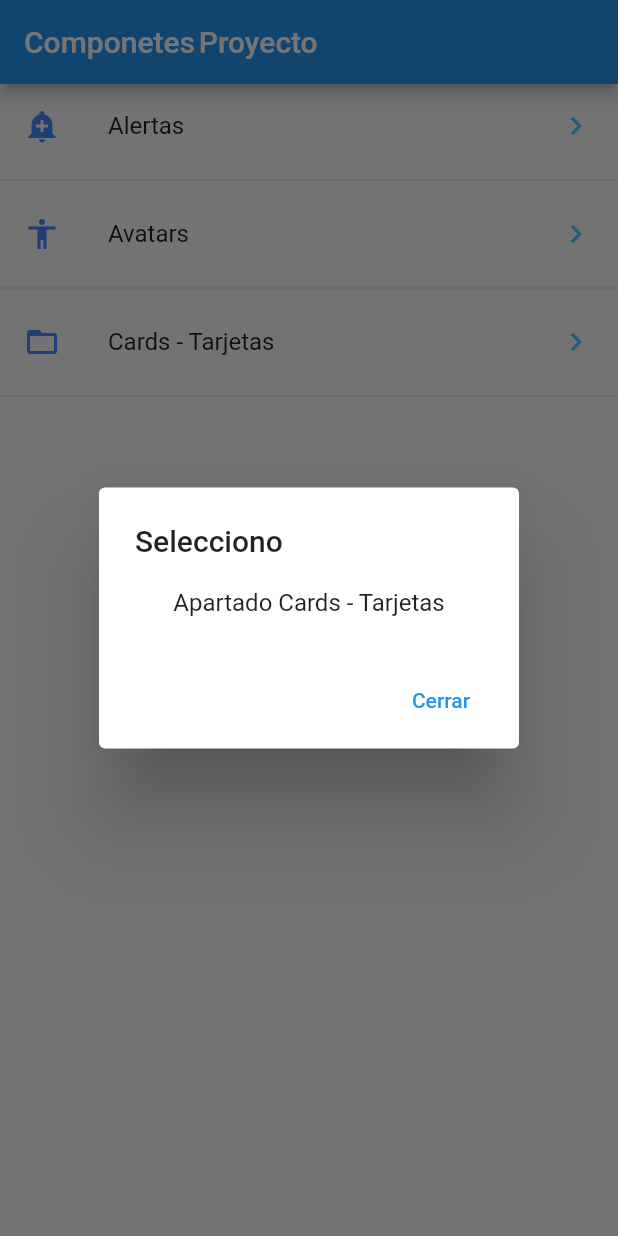
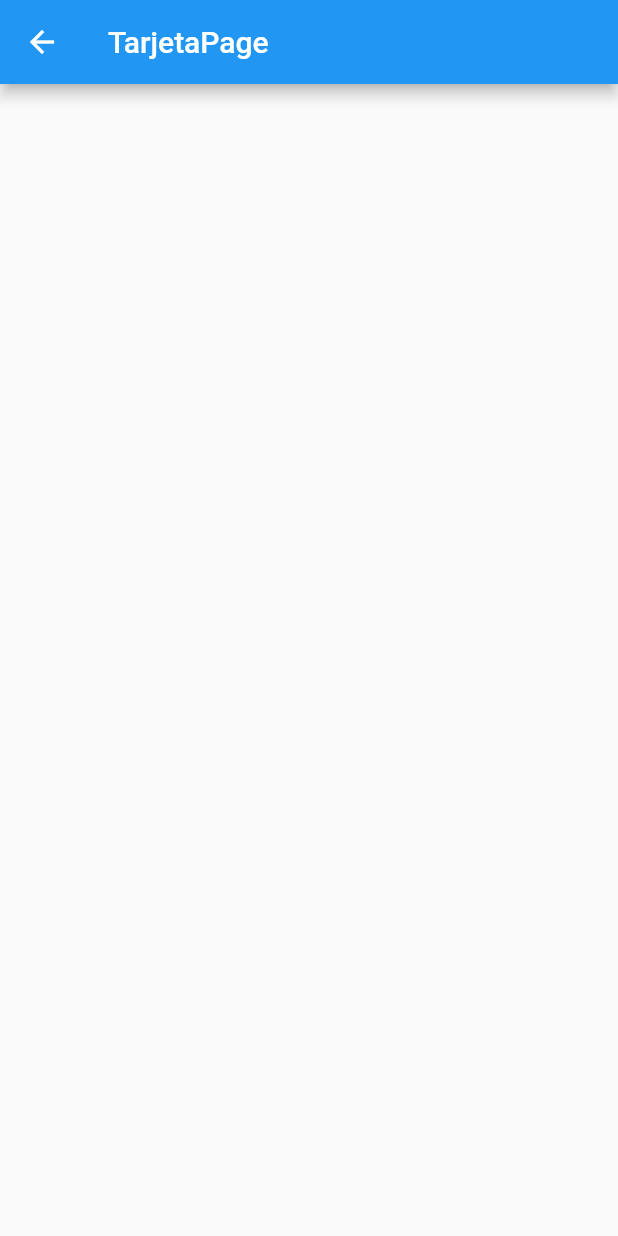
Before and after one commit to Edson654/Proyecto.json, a Flutter app: the screen it shows after launch, after a tap on "Cards - Tarjetas", on a phone screen of 412 x 824 dp. Run offline on Flutter 3.47's test engine with Material 2 defaults, Android fonts, the phone set to English and light mode, and no system bars.

Commit message:
Navigator en Flutter

```diff
--- a/flutter_application_1/lib/main.dart
+++ b/flutter_application_1/lib/main.dart
@@ -1,5 +1,8 @@
 import 'package:flutter/material.dart';
 import 'package:flutter_application_1/pages/home_page.dart';
+import 'package:flutter_application_1/pages/alert_page.dart';
+import 'package:flutter_application_1/pages/avatar_page.dart';
+import 'package:flutter_application_1/pages/tarjetas_page.dart';
 
 
 
@@ -10,8 +13,14 @@ class MyApp extends StatelessWidget {
   Widget build(BuildContext context) {
     return MaterialApp(
       title: 'Componentes App',
+      routes: {
+        '/': (BuildContext context) => HomePage(),
+        'alert': (BuildContext context) => AlertPage(),
+        'avatar': (BuildContext context) => AvatarPage(),
+        'card': (BuildContext context) => TarjetaPage(),
+      },
       debugShowCheckedModeBanner: false,
-      home: HomePage()
+
       );
 
   }
--- a/flutter_application_1/lib/pages/home_page.dart
+++ b/flutter_application_1/lib/pages/home_page.dart
@@ -1,3 +1,4 @@
+
 import'package:flutter/cupertino.dart';
 import'package:flutter/material.dart';
 import'package:flutter_application_1/providers/menu_provider.dart';
@@ -5,75 +6,72 @@ import'package:flutter_application_1/utils/icono_string_util.dart';
 
 class HomePage extends StatelessWidget {
 @override
-
-Widget build(BuildContext context) {
+Widget build (BuildContext context) {
 return Scaffold(
       appBar: AppBar(
-  title:Text('Componetes Proyecto'),
+        title: Text('Componentes de Proyecto'),
       ),
-  body:_lista(context),
+      body: _lista(context),
     );
   }
 
-  Widget _lista(BuildContext context){
+Widget _lista(BuildContext context) {
 return FutureBuilder(
-future:menuProvider.cargarData(),
-initialData:[],
-builder:(context,AsyncSnapshot<List<dynamic>>snapshot){
+      future: menuProvider.cargarData(),
+      initialData: [],
+      builder: (context, AsyncSnapshot<List<dynamic>> snapshot) {
 return ListView(
-children: _listaItems(snapshot.data,context),
+          children: _listaItems(snapshot.data, context),
         );
       },
     );
   }
 
-List<Widget> _listaItems(List<dynamic> data,BuildContext context) {
+List<Widget> _listaItems(List<dynamic> data, BuildContext context) {
 final List<Widget> opciones = [];
-data.forEach((opt){
+
+    data.forEach((opt) {
 final widgetTemp = ListTile(
         title: Text(opt['texto']),
-leading:getIcon(opt['icon']),
-trailing:Icon(
+        leading: getIcon(opt['icon']),
+        trailing: Icon(
+
 Icons.keyboard_arrow_right_sharp,
           color: Colors.lightBlueAccent,
         ),
-onTap:(){
-showDialog(
-context:context,
-builder:(BuildContext context) =>_builPopUpDialog(context,opt['texto']),
-);
+        onTap: () {
+//showDialog(
+           // context: context,
+            //builder: (BuildContext context) => _builPopUpDialog(context, opt['texto']),
+         //
+         // );
+         print(opt['ruta']);
+        Navigator.of(context).pushNamed(opt['ruta']);
         },
       );
       opciones..add(widgetTemp)..add(Divider());
-
-}
-  );
-
+    });
 return opciones;
-
   }
 
-Widget _builPopUpDialog(BuildContext context, String opt){
+Widget _builPopUpDialog(BuildContext context, String opt) {
 return new AlertDialog(
       title: const Text('Selecciono'),
       content: new Column(
-mainAxisSize:MainAxisSize.min,
-children:<Widget>[
+        mainAxisSize: MainAxisSize.min,
+        children: <Widget>[
 Text('Apartado ' + opt),
         ],
       ),
-
-actions:<Widget>[
+      actions: <Widget>[
 new FlatButton(
-onPressed:(){
+          onPressed: () {
 Navigator.of(context).pop();
           },
-
-textColor:Theme.of(context).primaryColor,
-child:const Text('Cerrar'),
+          textColor: Theme.of(context).primaryColor,
+          child: const Text('Cerrar'),
         ),
       ],
     );
   }
-
 }
--- /dev/null
+++ b/flutter_application_1/lib/pages/tarjetas_page.dart
@@ -0,0 +1,12 @@
+import 'package:flutter/material.dart';
+
+class TarjetaPage extends StatelessWidget{
+  @override
+  Widget build(BuildContext context){
+    return Scaffold(
+      appBar: AppBar(
+        title: Text('TarjetaPage')
+        ),
+    );
+  }
+}
--- a/flutter_application_1/lib/utils/icono_string_util.dart
+++ b/flutter_application_1/lib/utils/icono_string_util.dart
@@ -7,6 +7,7 @@ final _icons = <String, IconData>{
   'folder_open'   : Icons.folder_open,
 };
 
+
 Icon getIcon(String nombreIcono) {
   return Icon( _icons[nombreIcono], color: Colors.blueAccent );
 }
```
Also changed, not shown: flutter_application_1/lib/pages/alert_page.dart (added, +12 -0 lines), flutter_application_1/lib/pages/avatar_page.dart (added, +12 -0 lines), flutter_application_1/lib/providers/menu_provider.dart (+10 -17 lines). Lines whose indentation alone changed are shown as unchanged.
